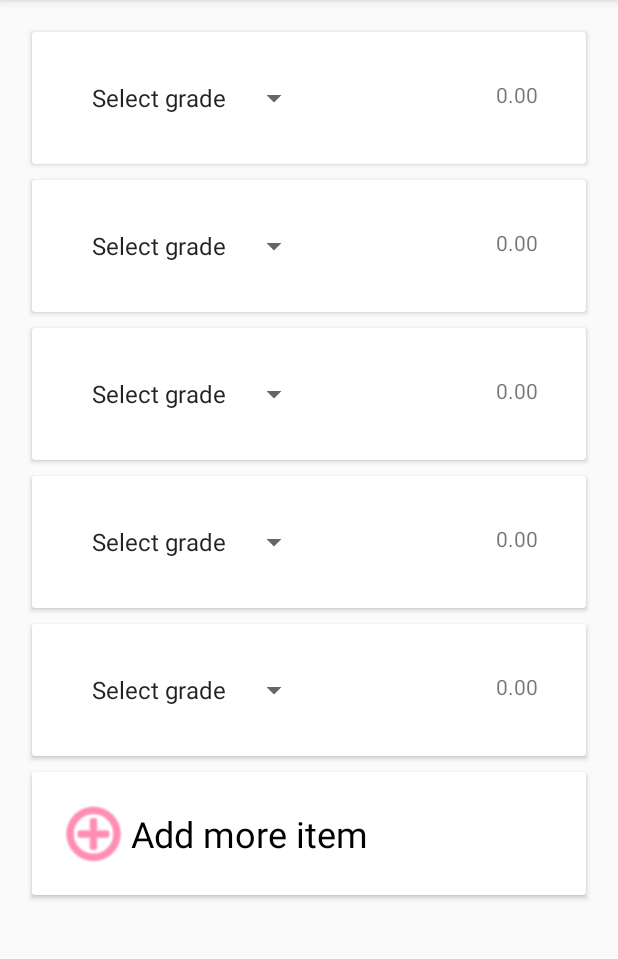
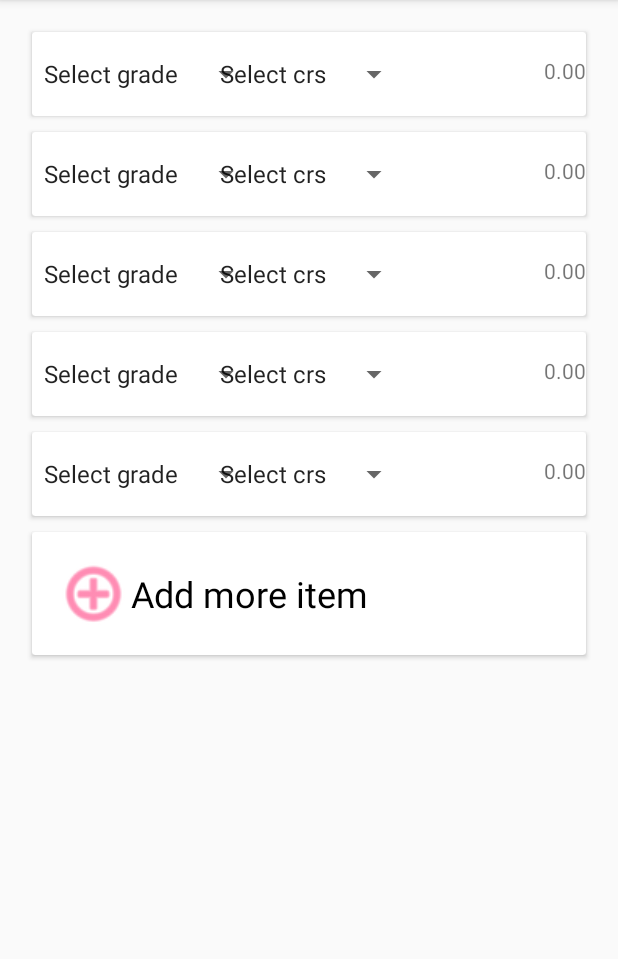
Before and after one commit to bullheadandplato/refactored-fortnight, an Android app: the screen it shows after launch (MainActivity), on a phone screen of 412 x 824 dp, the part 84-1043 px from its top. Run offline under Robolectric (Android 15) with nearby library versions, the phone set to English and light mode, and no system bars.

Commit message:
calculate cgpa

```diff
--- /dev/null
+++ b/app/src/main/java/com/osama/cgpacalculator/BackendCalculator.java
@@ -0,0 +1,20 @@
+package com.osama.cgpacalculator;
+
+import java.util.ArrayList;
+
+/**
+ * Created by home on 3/8/17.
+ *
+ */
+
+public class BackendCalculator {
+    private int totalCrs=0;
+    private ArrayList<Float> obtainedCrs=new ArrayList<>();
+
+    public void setTotalCrs(int totalCrs) {
+        this.totalCrs = totalCrs;
+    }
+    public void addObtainedCrs(int index,float number){
+        this.obtainedCrs.add(number);
+    }
+}
--- a/app/src/main/java/com/osama/cgpacalculator/MainActivity.java
+++ b/app/src/main/java/com/osama/cgpacalculator/MainActivity.java
@@ -24,6 +24,7 @@ public class MainActivity extends AppCompatActivity {
         mAdapter=new SubjectsAdapter(this,numberOfSubjects);
         mSubjectsList.setLayoutManager(new LinearLayoutManager(this));
         mSubjectsList.setAdapter(mAdapter);
+
     }
     public void addNewSubject(View view){
         mAdapter.setNumberofSubjects(++numberOfSubjects);
--- a/app/src/main/java/com/osama/cgpacalculator/SubjectsAdapter.java
+++ b/app/src/main/java/com/osama/cgpacalculator/SubjectsAdapter.java
@@ -6,6 +6,9 @@ import android.util.Log;
 import android.view.LayoutInflater;
 import android.view.View;
 import android.view.ViewGroup;
+import android.widget.AdapterView;
+import android.widget.Spinner;
+import android.widget.TextView;
 
 /**
  * Created by home on 3/7/17.
@@ -16,20 +19,31 @@ public class SubjectsAdapter extends RecyclerView.Adapter<SubjectsAdapter.ViewHo
 
     private Context mContext;
     private int numberOfSubjects;
+    private BackendCalculator calculator;
     private static final int VIEW_TWO=132;
     private static final String TAG=SubjectsAdapter.class.getCanonicalName();
+    private static final int A_PLUS=1;
+    private static final int A=2;
+    private static final int B_PLUS=3;
+    private static final int B=4;
+    private static final int B_MINUS=5;
+    private static final int C_PLUS=6;
+    private static final int C=7;
+    private static final int D=8;
+    private static final int F=9;
 
     public SubjectsAdapter(Context context,int numberOfSubjects){
         this.mContext=context;
         this.numberOfSubjects=numberOfSubjects;
+        calculator=new BackendCalculator();
     }
 
     @Override
     public ViewHolder onCreateViewHolder(ViewGroup parent, int viewType) {
         if(viewType==VIEW_TWO){
-            return new ViewHolder(LayoutInflater.from(mContext).inflate(R.layout.add_new_layout,parent,false));
+            return new ViewHolder(LayoutInflater.from(mContext).inflate(R.layout.add_new_layout,parent,false),VIEW_TWO);
         }
-        return new ViewHolder(LayoutInflater.from(mContext).inflate(R.layout.cardview_subjects,parent,false));
+        return new ViewHolder(LayoutInflater.from(mContext).inflate(R.layout.cardview_subjects,parent,false),0);
     }
 
     @Override
@@ -43,7 +57,102 @@ public class SubjectsAdapter extends RecyclerView.Adapter<SubjectsAdapter.ViewHo
 
     @Override
     public void onBindViewHolder(ViewHolder holder, int position) {
+        if(position>=numberOfSubjects){
+            return;
+        }
+        Spinner spinner=holder.spinner;
+        TextView view=holder.textView;
+        Spinner spinner2=holder.spinner2;
+        setItemChangeListener(spinner,spinner2,view);
+        setOnCrChange(spinner2,spinner,view);
+    }
+    private void setItemChangeListener(Spinner spinner, final Spinner spinner2, final TextView textView){
+        spinner.setOnItemSelectedListener(new AdapterView.OnItemSelectedListener() {
+            @Override
+            public void onItemSelected(AdapterView<?> adapterView, View view, int i, long l) {
+                if (i==0){
+                    return;
+                }
+                final int crNumbers=getCrs(spinner2.getSelectedItemPosition());
+                float number=getGradeNumber(i);
+                Log.d(TAG, "onItemSelected: credit number is: "+crNumbers+" grade is: "+number);
 
+                number=number*crNumbers;
+                calculator.addObtainedCrs(i-1,number);
+                Log.d(TAG, "onItemSelected: setting textview to: "+number);
+
+                textView.setText(""+number);
+            }
+
+            @Override
+            public void onNothingSelected(AdapterView<?> adapterView) {
+
+            }
+        });
+    }
+
+    private int getCrs(int selectedItemPosition) {
+        Log.d("test", "getCrs: selected item pos is: "+selectedItemPosition);
+        switch (selectedItemPosition){
+            case 1:
+                return 4;
+            case 2:
+                return 3;
+            case 3:
+                return 2;
+            case 4:
+                return 1;
+            default: return 0;
+        }
+    }
+
+    private void setOnCrChange(final Spinner spinner,final Spinner spinner2, final TextView textView){
+        spinner.setOnItemSelectedListener(new AdapterView.OnItemSelectedListener() {
+            @Override
+            public void onItemSelected(AdapterView<?> adapterView, View view, int i, long l) {
+                if(i==0){
+                    return;
+                }
+                int crNumber=getCrs(i);
+                final float gradeNumber=getGradeNumber(spinner2.getSelectedItemPosition());
+
+                Log.d(TAG, "onItemSelected: credit number is: "+crNumber+" grade is: "+gradeNumber);
+
+                float number=gradeNumber*crNumber;
+                Log.d(TAG, "onItemSelected: setting textview to: "+number);
+                calculator.addObtainedCrs(i-1,number);
+                textView.setText(""+number);
+            }
+
+            @Override
+            public void onNothingSelected(AdapterView<?> adapterView) {
+
+            }
+        });
+    }
+
+    private float getGradeNumber(int selectedItemPosition) {
+        Log.d("test", "getGradeNumber: selected item pos is: "+selectedItemPosition);
+        switch (selectedItemPosition){
+            case A_PLUS:
+                return 4.00f;
+            case A:
+                return 3.70f;
+            case B_PLUS:
+                return 3.40f;
+            case B:
+                return 3.00f;
+            case B_MINUS:
+                return 2.50f;
+            case C_PLUS:
+                return 2.00f;
+            case C:
+                return 1.50f;
+            case D:
+                return 1.00f;
+            default:
+                return 0.00f;
+        }
     }
 
     @Override
@@ -52,10 +161,19 @@ public class SubjectsAdapter extends RecyclerView.Adapter<SubjectsAdapter.ViewHo
 
     }
     public class ViewHolder extends RecyclerView.ViewHolder{
+        Spinner spinner;
+        TextView textView;
+        Spinner spinner2;
+        public ViewHolder(final View itemView,int pos) {
+            super(itemView);
+            if(pos==VIEW_TWO){
+                return;
+            }
+            spinner=(Spinner)itemView.findViewById(R.id.grade_names_spinner);
+            textView=(TextView)itemView.findViewById(R.id.grade_number_textview);
+            spinner2=(Spinner)itemView.findViewById(R.id.cr_hours_spinner);
+        }
 
-        public ViewHolder(View itemView) {
-            super(itemView);
-        }
     }
 
     public void setNumberofSubjects(int number){
--- a/app/src/main/res/layout/single_item.xml
+++ b/app/src/main/res/layout/single_item.xml
@@ -4,14 +4,28 @@
     android:orientation="vertical"
     android:layout_width="match_parent"
     android:layout_height="wrap_content"
-    android:padding="@dimen/activity_horizontal_margin"
-    android:layout_margin="@dimen/activity_horizontal_margin"    >
+    android:paddingTop="@dimen/activity_horizontal_margin"
+    android:paddingBottom="@dimen/activity_horizontal_margin"
+
+    >
     <android.support.v7.widget.AppCompatSpinner
         android:layout_width="wrap_content"
         android:layout_height="wrap_content"
         android:id="@+id/grade_names_spinner"
         android:entries="@array/grade_names"
+        android:layout_alignParentStart="true"
+        android:layout_alignParentLeft="true"
         >
+    </android.support.v7.widget.AppCompatSpinner>
+    <android.support.v7.widget.AppCompatSpinner
+
+        android:layout_width="wrap_content"
+        android:layout_height="wrap_content"
+        android:id="@+id/cr_hours_spinner"
+        android:entries="@array/cr_hours_array"
+        android:layout_centerInParent="true"
+        >
+
     </android.support.v7.widget.AppCompatSpinner>
     <android.support.v7.widget.AppCompatTextView
         android:layout_width="wrap_content"
--- a/app/src/main/res/values/strings.xml
+++ b/app/src/main/res/values/strings.xml
@@ -13,15 +13,11 @@
         <item>D</item>
         <item>F</item>
     </string-array>
-    <string-array name="grades_number">
-        <item>4.00</item>
-        <item>3.70</item>
-        <item>3.40</item>
-        <item>3.00</item>
-        <item>2.50</item>
-        <item>2.00</item>
-        <item>1.50</item>
-        <item>1.00</item>
-        <item>0.00</item>
+    <string-array name="cr_hours_array">
+        <item>Select crs</item>
+        <item>4</item>
+        <item>3</item>
+        <item>2</item>
+        <item>1</item>
     </string-array>
 </resources>
```
